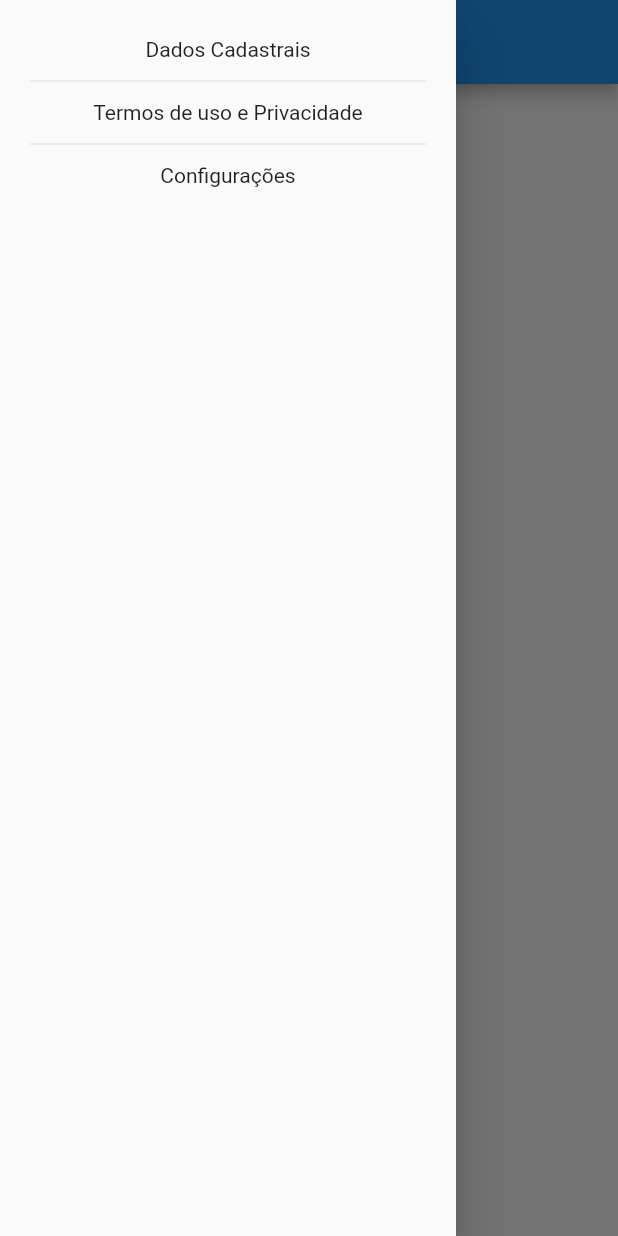
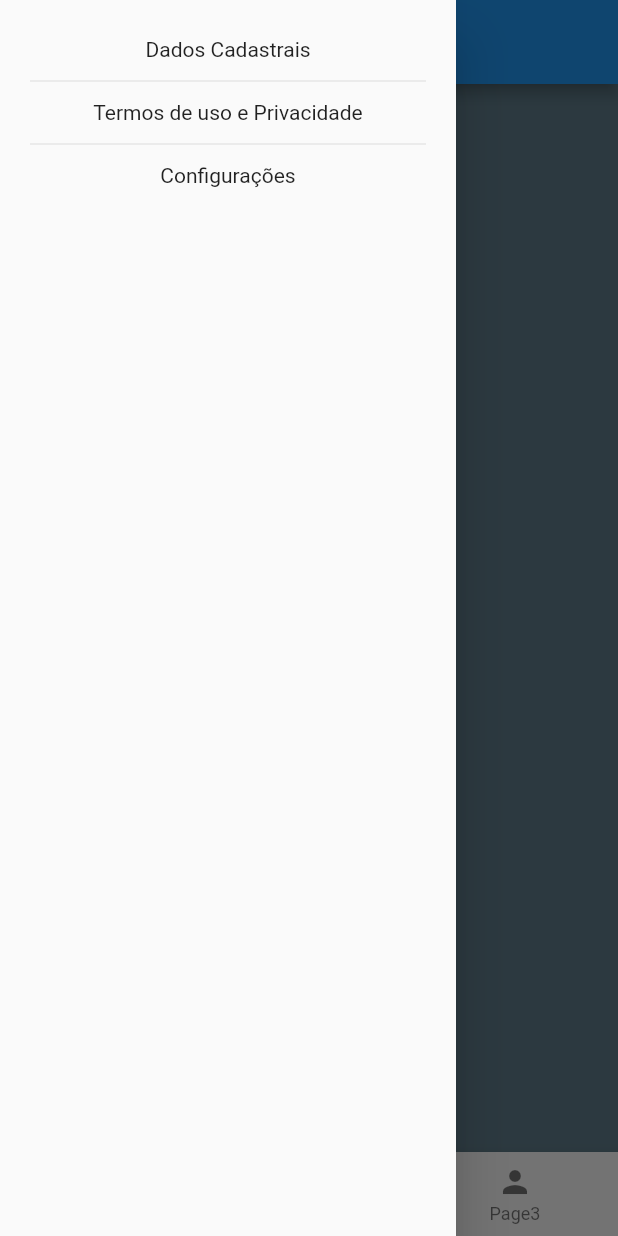
Before and after one commit to devfelpSs/testapps, a Flutter app: the MainPage screen opened directly, with the side drawer open, on a phone screen of 412 x 824 dp. Run offline on Flutter 3.47's test engine with Material 2 defaults, Android fonts, the phone set to English and light mode, and no system bars; our stand-ins replace google_fonts; network calls fail.

Commit message:
adicionando funcoes

```diff
--- a/lib/pages/main_page.dart
+++ b/lib/pages/main_page.dart
@@ -1,5 +1,8 @@
 import 'package:flutter/material.dart';
 import 'package:testapp/pages/dados_cadastrais.dart';
+import 'package:testapp/pages/pagina1.dart';
+import 'package:testapp/pages/pagina2.dart';
+import 'package:testapp/pages/pagina3.dart';
 
 
 class MainPage extends StatefulWidget {
@@ -10,6 +13,8 @@ class MainPage extends StatefulWidget {
 }
 
 class _MainPageState extends State<MainPage> {
+  PageController controller = PageController(initialPage: 0);
+  int posicaoPagina = 0;
   @override
   Widget build(BuildContext context) {
     return SafeArea(
@@ -60,9 +65,37 @@ class _MainPageState extends State<MainPage> {
               ),
           ),
         ),
-        body: PageView(children: [
-        ],),
+        // ignore: prefer_const_literals_to_create_immutables
+        body: Column(
+          children: [
+            Expanded(
+              child: PageView(
+                controller: controller,
+                onPageChanged: (value){
+                  setState(() {
+                  posicaoPagina = value;
+
+                  });
+                },
+                children: const [
+                Pagina1Page(),
+                Pagina2Page(),
+                Pagina3Page(),
+                ],
+              ),
+            ),
+            BottomNavigationBar(
+              onTap: (value){
+                controller.jumpToPage(value);
+              },
+              currentIndex: posicaoPagina, items: const [
+              BottomNavigationBarItem(label: "Page1", icon: Icon(Icons.home)),
+              BottomNavigationBarItem(label: "Page2", icon: Icon(Icons.add)),
+              BottomNavigationBarItem(label: "Page3", icon: Icon(Icons.person)),
+            ])
+          ],
         ),
+      ),
     );
   }
 }
--- a/lib/pages/pagina2.dart
+++ b/lib/pages/pagina2.dart
@@ -11,7 +11,7 @@ class _Pagina2PageState extends State<Pagina2Page> {
   @override
   Widget build(BuildContext context) {
     return Container(
-      color: Colors.yellowAccent,
+      color: Colors.deepOrange,
     );
   }
 }
--- a/lib/pages/pagina3.dart
+++ b/lib/pages/pagina3.dart
@@ -11,7 +11,7 @@ class _Pagina3PageState extends State<Pagina3Page> {
   @override
   Widget build(BuildContext context) {
     return Container(
-      color: Colors.deepOrange,
+      color: Colors.yellowAccent,
     );
   }
 }
```
